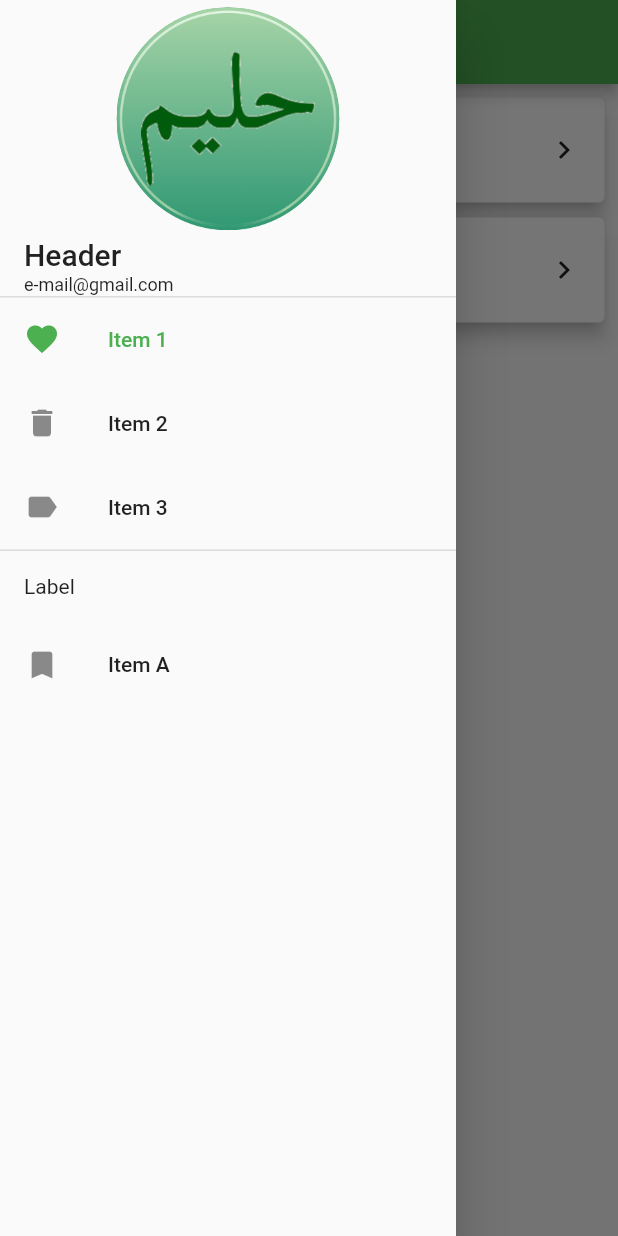
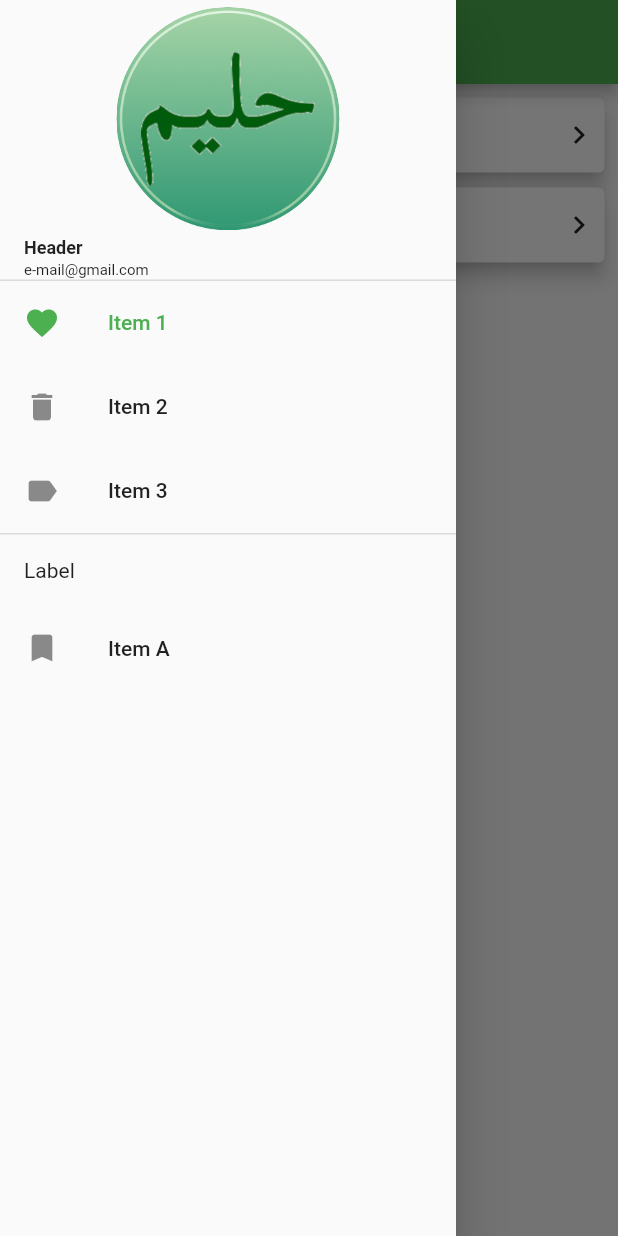
Before and after one commit to gurkay/my_widget_libs, a Flutter app: the screen it shows after launch, with the side drawer open, on a phone screen of 412 x 824 dp. Run offline on Flutter 3.47's test engine with Material 2 defaults, Android fonts, the phone set to English and light mode, and no system bars; our stand-ins replace google_fonts; missing offline and left inert: dart:ffi; statements that could not run were skipped.

Commit message:
new codes

```diff
--- a/lib/classes/mixin_list.dart
+++ b/lib/classes/mixin_list.dart
@@ -1,6 +1,7 @@
 import 'dart:ffi';
 
 import 'package:flutter/material.dart';
+import 'package:google_fonts/google_fonts.dart';
 import '../models/model_component.dart';
 
 mixin MixinList {
@@ -23,8 +24,8 @@ mixin MixinList {
                 children: [
                   Padding(
                     padding: const EdgeInsets.symmetric(
-                      horizontal: 15.0,
-                      vertical: 15.0,
+                      horizontal: 5.0,
+                      vertical: 5.0,
                     ),
                     child: Row(
                       children: [
@@ -37,8 +38,18 @@ mixin MixinList {
                         Column(
                           crossAxisAlignment: CrossAxisAlignment.start,
                           children: [
-                            Text(modelComponent[index].title),
-                            Text(modelComponent[index].description),
+                            Text(
+                              modelComponent[index].title,
+                              style: GoogleFonts.roboto(
+                                fontSize: 12,
+                              ),
+                            ),
+                            Text(
+                              modelComponent[index].description,
+                              style: GoogleFonts.roboto(
+                                fontSize: 10,
+                              ),
+                            ),
                           ],
                         ),
                         Expanded(
--- a/lib/widgets/screen_home_page_drawer.dart
+++ b/lib/widgets/screen_home_page_drawer.dart
@@ -36,7 +36,10 @@ class _ScreenHomePageDrawerState extends State<ScreenHomePageDrawer> {
                     children: [
                       Text(
                         'Header',
-                        style: textTheme.headline6,
+                        style: GoogleFonts.roboto(
+                          fontSize: 12,
+                          fontWeight: FontWeight.bold,
+                        ),
                       ),
                     ],
                   ),
@@ -45,7 +48,7 @@ class _ScreenHomePageDrawerState extends State<ScreenHomePageDrawer> {
                   padding: const EdgeInsets.only(left: 16.0, top: 2.0),
                   child: Text(
                     'e-mail@gmail.com',
-                    style: GoogleFonts.abhayaLibre(fontSize: 12),
+                    style: GoogleFonts.roboto(fontSize: 10),
                   ),
                 ),
               ],
```
Also changed, not shown: lib/controllers/base_initial_data.dart (+15 -1 lines).
